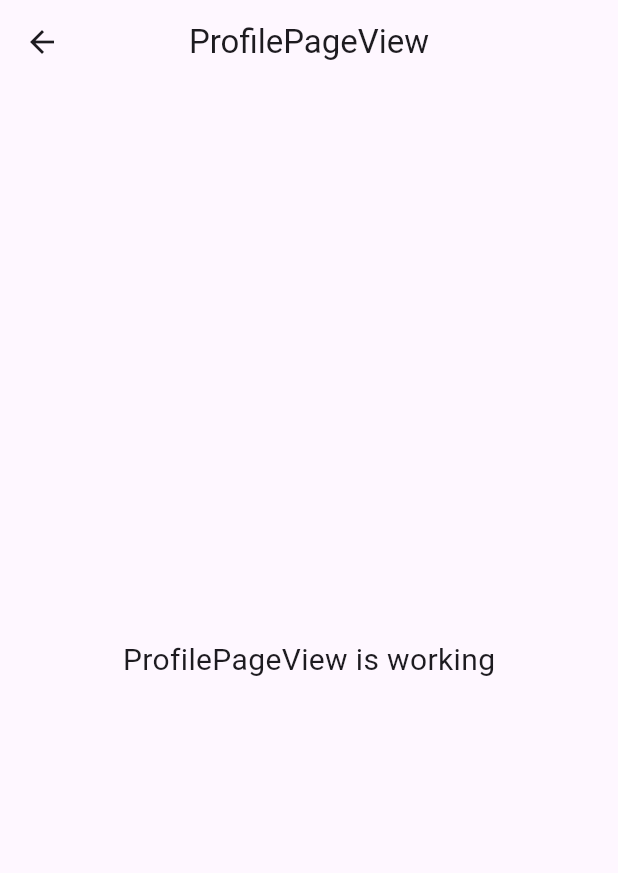
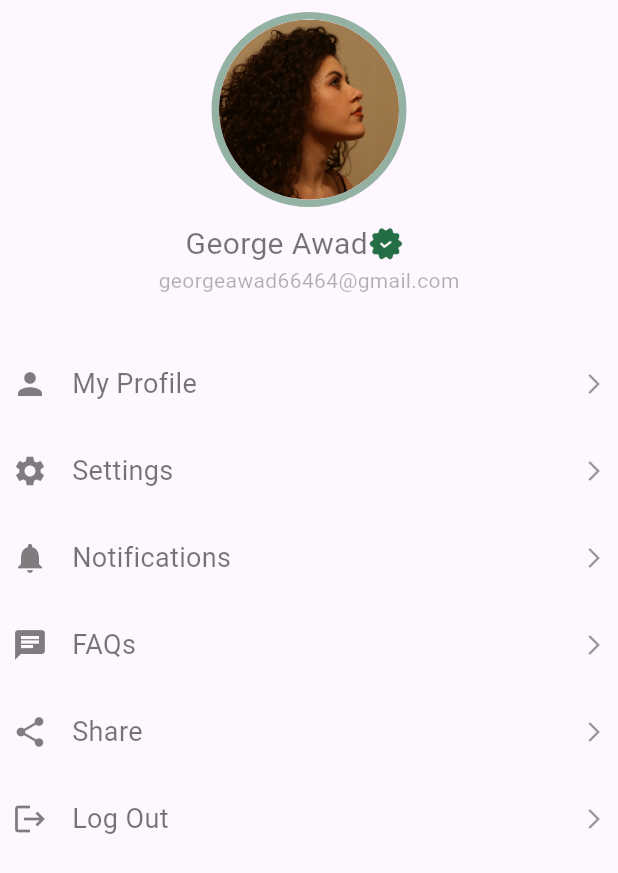
Before and after one commit to jacob581R/plant_app, a Flutter app: the ProfilePageView screen opened directly, on a phone screen of 412 x 824 dp. Shown: the top 873 px of the screen. Run offline on Flutter 3.47's test engine with Material 3 defaults, Android fonts, the phone set to English and light mode, and no system bars; our stand-ins replace animated_bottom_navigation_bar, get.

Commit message:
profile page

```diff
--- a/lib/app/modules/ProfilePage/views/profile_page_view.dart
+++ b/lib/app/modules/ProfilePage/views/profile_page_view.dart
@@ -2,22 +2,145 @@ import 'package:flutter/material.dart';
 
 import 'package:get/get.dart';
 import 'package:plant_app/app/modules/RootPage/controllers/root_page_controller.dart';
+import 'package:plant_app/constants/constant_file.dart';
 
 class ProfilePageView extends GetView<RootPageController> {
   const ProfilePageView({super.key});
   @override
   Widget build(BuildContext context) {
+    Size size = MediaQuery.of(context).size;
     return Scaffold(
-      appBar: AppBar(
-        title: const Text('ProfilePageView'),
-        centerTitle: true,
-      ),
-      body: const Center(
-        child: Text(
-          'ProfilePageView is working',
-          style: TextStyle(fontSize: 20),
+
+      body:  SingleChildScrollView(
+        child:
+        Container(
+          padding: EdgeInsets.all(8),
+          width: size.width,
+          height: size.height,
+          child:
+          Column(
+            crossAxisAlignment: CrossAxisAlignment.center,
+            children: [
+              Container(
+                width: 150,
+                decoration: BoxDecoration(
+                  shape: BoxShape.circle,
+                  border:Border.all(
+                    color: Constants.primaryColor.withOpacity(.5),
+                    width: 5.0
+                  )
+                ),
+                child: CircleAvatar(
+                  radius: 60,
+                  backgroundImage: ExactAssetImage('assets/images/profile.jpg'),
+                ),
+              ),
+              SizedBox(
+                height: 10,
+              ),
+              SizedBox(
+                width: size.width*.4,
+                child: Row(
+                  children: [
+                    Text(
+                      'George Awad',
+                      style: TextStyle(
+                        color: Constants.blackColor,
+                        fontSize: 20,
+                      ),
+                    ),
+                    SizedBox(
+                        height: 24,
+                        child: Image.asset("assets/images/verified.png")),
+                  ],
+                ),
+              ),
+              Text(
+                'georgeawad66464@gmail.com',
+                style: TextStyle(
+                  color: Constants.blackColor.withOpacity(.3),
+                ),
+              ),
+              const SizedBox(
+                height: 30,
+              ),
+              SizedBox(
+                height: size.height*.7,
+                width: size.width,
+                child: Column(
+                  crossAxisAlignment: CrossAxisAlignment.center,
+                  children: [
+                    Profilewidget(
+                      icon: Icons.person,
+                      title: 'My Profile',
+                    ),
+                    Profilewidget(
+                      icon: Icons.settings,
+                      title: 'Settings',
+                    ),
+                    Profilewidget(
+                      icon: Icons.notifications,
+                      title: 'Notifications',
+                    ),
+                    Profilewidget(
+                      icon: Icons.chat,
+                      title: 'FAQs',
+                    ),
+                    Profilewidget(
+                      icon: Icons.share,
+                      title: 'Share',
+                    ),
+                    Profilewidget(
+                      icon: Icons.logout,
+                      title: 'Log Out',
+                    ),
+                  ],
+                ),
+              )
+
+
+
+            ],
+          ),
         ),
-      ),
+      )
     );
   }
 }
+
+class Profilewidget extends StatelessWidget {
+  final IconData icon;
+  final String title;
+  const Profilewidget({
+    super.key,
+    required this.icon,
+    required this.title
+  });
+
+  @override
+  Widget build(BuildContext context) {
+    return Container(
+      padding: EdgeInsets.symmetric(vertical: 16.0),
+      child: Row(
+        mainAxisAlignment: MainAxisAlignment.spaceBetween,
+        children: [
+          Row(
+            children: [
+              Icon(icon, color: Constants.blackColor.withOpacity(.5),size: 24,),
+              SizedBox(
+                width: 16,
+              ),
+              Text(title,style: TextStyle(
+                color: Constants.blackColor,
+                fontSize: 18,
+                fontWeight: FontWeight.w400
+              ),)
+            ],
+          ),
+          Icon(Icons.arrow_forward_ios,color: Constants.blackColor.withOpacity(0.4),size: 16,)
+        ],
+      ),
+
+    );
+  }
+}
--- a/lib/app/modules/RootPage/controllers/root_page_controller.dart
+++ b/lib/app/modules/RootPage/controllers/root_page_controller.dart
@@ -13,10 +13,7 @@ class RootPageController extends GetxController {
  SharedData sharedData =SharedData();
   List<Plant> favorites =  SharedData().getfavourites();
   List<Plant> myCart = SharedData().getmyCart();
- @override
-  void oninit(){
-   print(myCart);
- }
+
 
   int bottomNavIndex = 0;
   List<Plant> plantList = Plant.plantList;
--- a/lib/app/routes/app_pages.dart
+++ b/lib/app/routes/app_pages.dart
@@ -41,8 +41,9 @@ class AppPages {
     ),
     GetPage(
       name: _Paths.PRODUCTDETAIL,
-      page: () =>  ProductdetailView(),
+      page: () => ProductdetailView(),
       binding: ProductdetailBinding(),
     ),
+
   ];
 }
--- a/lib/app/routes/app_routes.dart
+++ b/lib/app/routes/app_routes.dart
@@ -8,6 +8,7 @@ abstract class Routes {
   static const ROOT_PAGE = _Paths.ROOT_PAGE;
   static const SCAN = _Paths.SCAN;
   static const PRODUCTDETAIL = _Paths.PRODUCTDETAIL;
+  static const PROFILE = _Paths.PROFILE;
 }
 
 abstract class _Paths {
@@ -17,4 +18,5 @@ abstract class _Paths {
 
   static const SCAN = '/scan';
   static const PRODUCTDETAIL = '/productdetail';
+  static const PROFILE = '/profile';
 }
```
